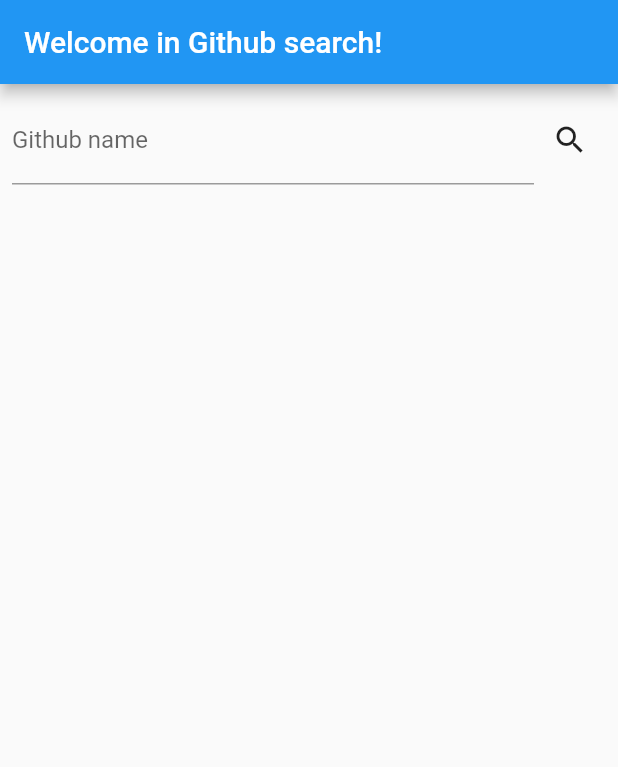
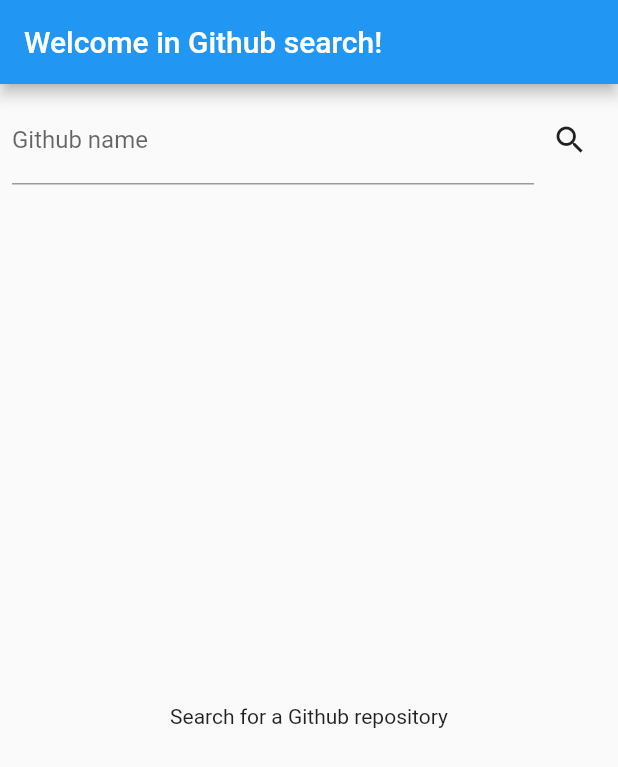
Before and after one commit to arturplaczek/github_search, a Flutter app: the screen it shows after launch, on a phone screen of 412 x 824 dp. Shown: the top 767 px of the screen. Run offline on Flutter 3.47's test engine with Material 2 defaults, Android fonts, the phone set to English and light mode, and no system bars; our stand-ins replace dio, equatable, flutter_bloc, hydrated_bloc; generated files the repository leaves out were written again.

Commit message:
feat: display repository information

```diff
--- a/lib/home/view/home_page.dart
+++ b/lib/home/view/home_page.dart
@@ -1,4 +1,6 @@
 import 'package:flutter/material.dart';
+import 'package:flutter_bloc/flutter_bloc.dart';
+import 'package:github_repository/github_repository.dart';
 import 'package:github_search/home/home.dart';
 import 'package:github_search/l10n/l10n.dart';
 
@@ -7,7 +9,12 @@ class HomePage extends StatelessWidget {
 
   @override
   Widget build(BuildContext context) {
-    return const HomeView();
+    return BlocProvider(
+      create: (context) => GithubSearchBloc(
+        githubRepository: context.read<GithubRepository>(),
+      ),
+      child: const HomeView(),
+    );
   }
 }
 
@@ -29,23 +36,59 @@ class _HomeViewState extends State<HomeView> {
       appBar: AppBar(
         title: Text(l10n.appTitle),
       ),
-      body: Center(
-        child: Column(
+      body: Column(
         children: <Widget>[
           Padding(
             padding: const EdgeInsets.all(8),
             child: GithubNameTextfield(
               onComplete: (githubName) {
-                  setState(() {
-                    repositoryName = githubName;
-                  });
+                context.read<GithubSearchBloc>().add(
+                      GithubSearchEventSearch(githubName),
+                    );
               },
             ),
           ),
-            Text(repositoryName),
+          const Expanded(child: HomeViewBody())
         ],
-        ),
       ),
     );
   }
 }
+
+class HomeViewBody extends StatelessWidget {
+  const HomeViewBody({super.key});
+
+  @override
+  Widget build(BuildContext context) {
+    final l10n = context.l10n;
+
+    return BlocBuilder<GithubSearchBloc, GithubSearchState>(
+      builder: (context, state) {
+        if (state.status == GithubSearchStatus.loading) {
+          return const Center(
+            child: CircularProgressIndicator(),
+          );
+        } else if (state.status == GithubSearchStatus.failure) {
+          return Center(
+            child: Text(l10n.errorText),
+          );
+        } else if (state.status == GithubSearchStatus.success) {
+          return Column(
+            children: [
+              Text('Repository ID: ${state.repository?.id}'),
+              const SizedBox(height: 20),
+              Expanded(
+                child: CommitList(commits: state.repository!.commits),
+              ),
+              const SizedBox(height: 10),
+            ],
+          );
+        } else {
+          return Center(
+            child: Text(l10n.githubSearchText),
+          );
+        }
+      },
+    );
+  }
+}
```
Also changed, not shown: lib/l10n/app_en.arb (+8 -0 lines), 1 other file. Lines whose indentation alone changed are shown as unchanged.
